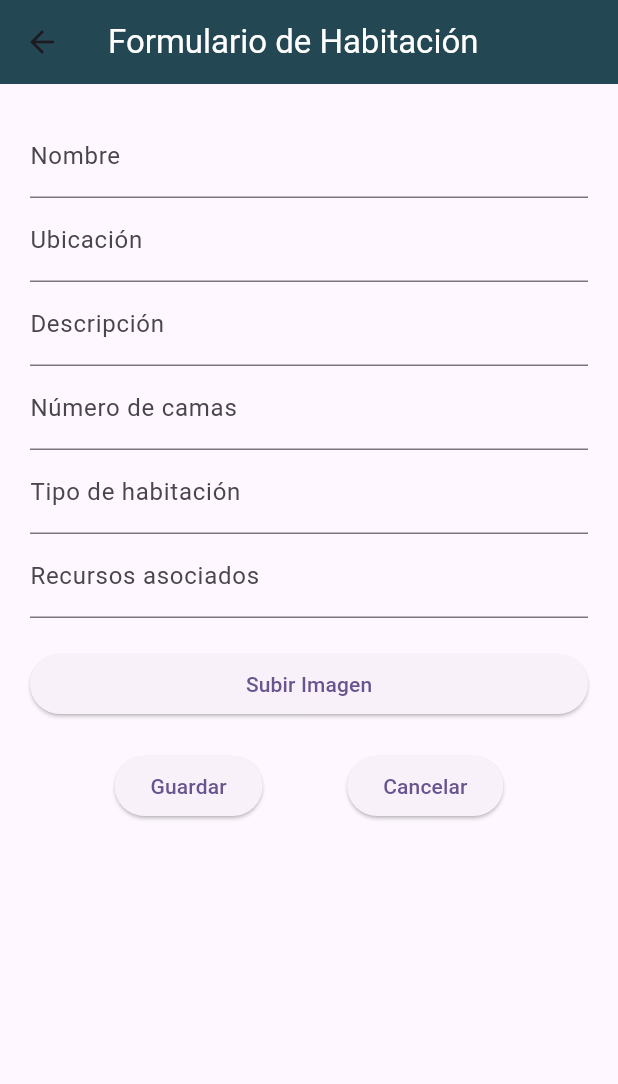
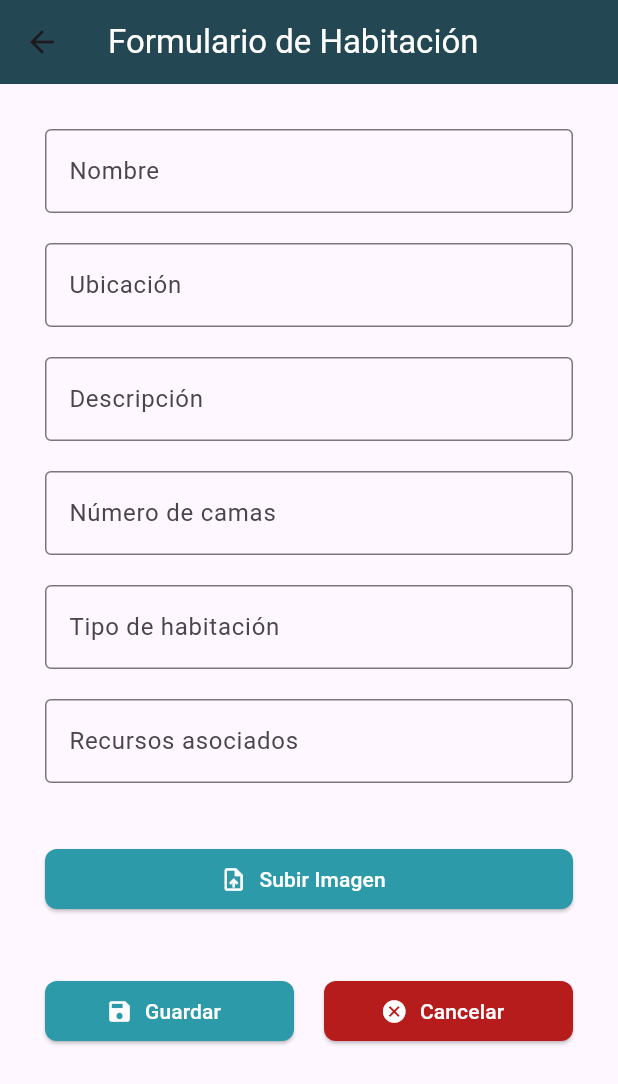
Before and after one commit to RomelAnte/moduloHabitacionesCamas, a Flutter app: the screen it shows after launch, after a tap on the "add" icon, on a phone screen of 412 x 824 dp. Shown: the top 1084 px of the screen. Run offline on Flutter 3.47's test engine with Material 3 defaults, Android fonts, the phone set to English and light mode, and no system bars; network calls fail.

Commit message:
Formulario - nueva de habitaciones

```diff
--- a/hospital/lib/views/habitaciones/habitaciones_form_view.dart
+++ b/hospital/lib/views/habitaciones/habitaciones_form_view.dart
@@ -25,67 +25,136 @@ class _HabitacionesFormViewState extends State<HabitacionesFormView> {
           key: _formKey,
           child: ListView(
             children: [
-              TextFormField(
+              Padding(
+                padding: const EdgeInsets.all(10.0),
+                child: TextFormField(
                   decoration: InputDecoration(
                     labelText: 'Nombre',
                     hintText: 'Ingrese el nombre',
+                    border: OutlineInputBorder(
+                      borderSide: BorderSide(color: Color(0xFFE1E5E8)),
                     ),
                   ),
-              TextFormField(
+                ),
+              ),
+              Padding(
+                padding: const EdgeInsets.all(10.0),
+                child: TextFormField(
                   decoration: InputDecoration(
                     labelText: 'Ubicación',
                     hintText: 'Ingrese la ubicación',
+                    border: OutlineInputBorder(
+                      borderSide: BorderSide(color: Color(0xFFE1E5E8)),
                     ),
                   ),
-              TextFormField(
+                ),
+              ),
+              Padding(
+                padding: const EdgeInsets.all(10.0),
+                child: TextFormField(
                   decoration: InputDecoration(
                     labelText: 'Descripción',
                     hintText: 'Ingrese la descripción',
+                    border: OutlineInputBorder(
+                      borderSide: BorderSide(color: Color(0xFFE1E5E8)),
                     ),
                   ),
-              TextFormField(
+                ),
+              ),
+              Padding(
+                padding: const EdgeInsets.all(10.0),
+                child: TextFormField(
                   decoration: InputDecoration(
                     labelText: 'Número de camas',
                     hintText: 'Ingrese el número de camas',
+                    border: OutlineInputBorder(
+                      borderSide: BorderSide(color: Color(0xFFE1E5E8)),
+                    ),
                   ),
                   keyboardType: TextInputType.number,
                 ),
-              TextFormField(
+              ),
+              Padding(
+                padding: const EdgeInsets.all(10.0),
+                child: TextFormField(
                   decoration: InputDecoration(
                     labelText: 'Tipo de habitación',
                     hintText: 'Ingrese el tipo de habitación',
+                    border: OutlineInputBorder(
+                      borderSide: BorderSide(color: Color(0xFFE1E5E8)),
                     ),
                   ),
-              TextFormField(
+                ),
+              ),
+              Padding(
+                padding: const EdgeInsets.all(10.0),
+                child: TextFormField(
                   decoration: InputDecoration(
                     labelText: 'Recursos asociados',
                     hintText: 'Ingrese los recursos asociados',
+                    border: OutlineInputBorder(
+                      borderSide: BorderSide(color: Color(0xFFE1E5E8)),
+                    ),
+                  ),
                 ),
               ),
               SizedBox(height: 20),
-              ElevatedButton(
+              Padding(
+                padding: const EdgeInsets.all(10.0),
+                child: ElevatedButton.icon(
                   onPressed: () {
                     // Acción para subir imagen
                   },
-                child: Text('Subir Imagen'),
+                  icon: Icon(Icons.upload_file, color: Colors.white),
+                  label: Text('Subir Imagen', style: TextStyle(color: Colors.white)),
+                  style: ElevatedButton.styleFrom(
+                    backgroundColor: Color(0xFF2c9aa9), // Color del botón
+                    shape: RoundedRectangleBorder(
+                      borderRadius: BorderRadius.circular(8.0), // Bordes menos redondeados
+                    ),
+                  ),
+                ),
               ),
               SizedBox(height: 20),
               Row(
-                mainAxisAlignment: MainAxisAlignment.spaceEvenly,
                 children: [
-                  ElevatedButton(
+                  Expanded(
+                    child: Padding(
+                      padding: const EdgeInsets.all(10.0),
+                      child: ElevatedButton.icon(
                         onPressed: () {
                           if (_formKey.currentState!.validate()) {
                             // Acción para guardar
                           }
                         },
-                    child: Text('Guardar'),
+                        icon: Icon(Icons.save, color: Colors.white),
+                        label: Text('Guardar', style: TextStyle(color: Colors.white)),
+                        style: ElevatedButton.styleFrom(
+                          backgroundColor: Color(0xFF2c9aa9), // Color del botón
+                          shape: RoundedRectangleBorder(
+                            borderRadius: BorderRadius.circular(8.0), // Bordes menos redondeados
                           ),
-                  ElevatedButton(
+                        ),
+                      ),
+                    ),
+                  ),
+                  Expanded(
+                    child: Padding(
+                      padding: const EdgeInsets.all(10.0),
+                      child: ElevatedButton.icon(
                         onPressed: () {
                           // Acción para cancelar
                         },
-                    child: Text('Cancelar'),
+                        icon: Icon(Icons.cancel, color: Colors.white),
+                        label: Text('Cancelar', style: TextStyle(color: Colors.white)),
+                        style: ElevatedButton.styleFrom(
+                          backgroundColor: Colors.red[900], // Color rojo oscuro
+                          shape: RoundedRectangleBorder(
+                            borderRadius: BorderRadius.circular(8.0), // Bordes menos redondeados
+                          ),
+                        ),
+                      ),
+                    ),
                   ),
                 ],
               ),
--- a/hospital/lib/views/habitaciones/habitaciones_list_view.dart
+++ b/hospital/lib/views/habitaciones/habitaciones_list_view.dart
@@ -23,10 +23,13 @@ class HabitacionesListView extends StatelessWidget {
               child: Column(
                 crossAxisAlignment: CrossAxisAlignment.stretch,
                 children: [
-                  Image.network(
+                  ClipRRect(
+                    borderRadius: BorderRadius.vertical(top: Radius.circular(4.0)),
+                    child: Image.network(
                       'https://hospitecnia.com/sites/default/files/inline-images/imagen-05_0.jpg', // URL de ejemplo
                       fit: BoxFit.cover,
                       height: 200,
+                    ),
                   ),
                   Padding(
                     padding: const EdgeInsets.all(16.0),
@@ -35,23 +38,51 @@ class HabitacionesListView extends StatelessWidget {
                       textAlign: TextAlign.center,
                       style: TextStyle(
                         fontSize: 20,
-                        fontWeight: FontWeight.bold),
+                        fontWeight: FontWeight.bold,
                       ),
                     ),
-                  ButtonBar(
-                    alignment: MainAxisAlignment.center,
+                  ),
+                  Row(
                     children: [
-                      ElevatedButton(
+                      Expanded(
+                        child: Padding(
+                          padding: const EdgeInsets.all(10.0),
+                          child: ElevatedButton(
                             onPressed: () {
                               // Acción para ver detalle
                             },
-                        child: Text('Ver Detalle'),
+                            style: ElevatedButton.styleFrom(
+                              backgroundColor: Color(0xFF2c9aa9), // Color del botón
+                              shape: RoundedRectangleBorder(
+                                borderRadius: BorderRadius.circular(8.0), // Bordes menos redondeados
                               ),
-                      ElevatedButton(
+                            ),
+                            child: Text(
+                              'Ver Detalle',
+                              style: TextStyle(color: Colors.white), // Color del texto a blanco
+                            ),
+                          ),
+                        ),
+                      ),
+                      Expanded(
+                        child: Padding(
+                          padding: const EdgeInsets.all(10.0),
+                          child: ElevatedButton(
                             onPressed: () {
                               // Acción para editar
                             },
-                        child: Text('Editar'),
+                            style: ElevatedButton.styleFrom(
+                              backgroundColor: Colors.red[900], // Color rojo oscuro
+                              shape: RoundedRectangleBorder(
+                                borderRadius: BorderRadius.circular(8.0), // Bordes menos redondeados
+                              ),
+                            ),
+                            child: Text(
+                              'Editar',
+                              style: TextStyle(color: Colors.white), // Color del texto a blanco
+                            ),
+                          ),
+                        ),
                       ),
                   ],
                   ),
@@ -68,6 +99,11 @@ class HabitacionesListView extends StatelessWidget {
             MaterialPageRoute(builder: (context) => HabitacionesFormView()),
           );
         },
+        backgroundColor: Color(0xFF2c9aa9), // Color del FAB
+        foregroundColor: Colors.white,
+        shape: RoundedRectangleBorder(
+          borderRadius: BorderRadius.circular(50.0),
+        ),
         child: Icon(Icons.add),
       ),
     );
```
Lines whose indentation alone changed are shown as unchanged.
